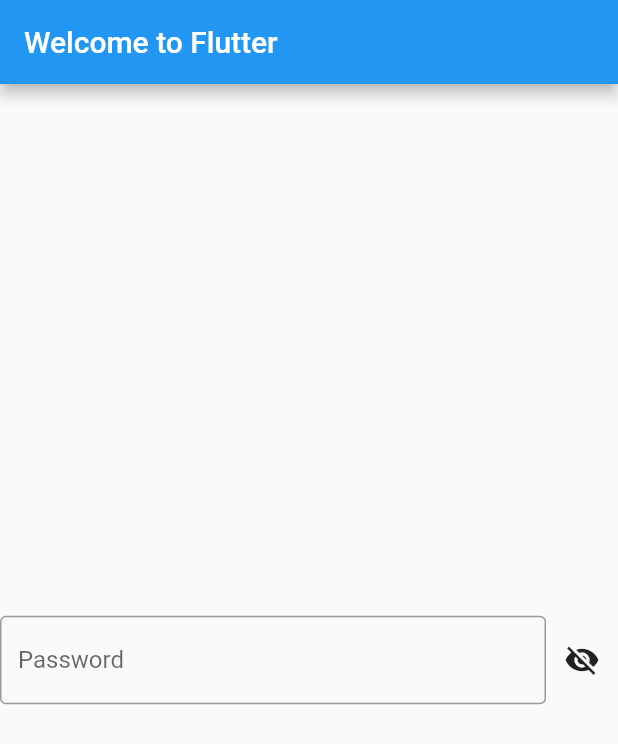
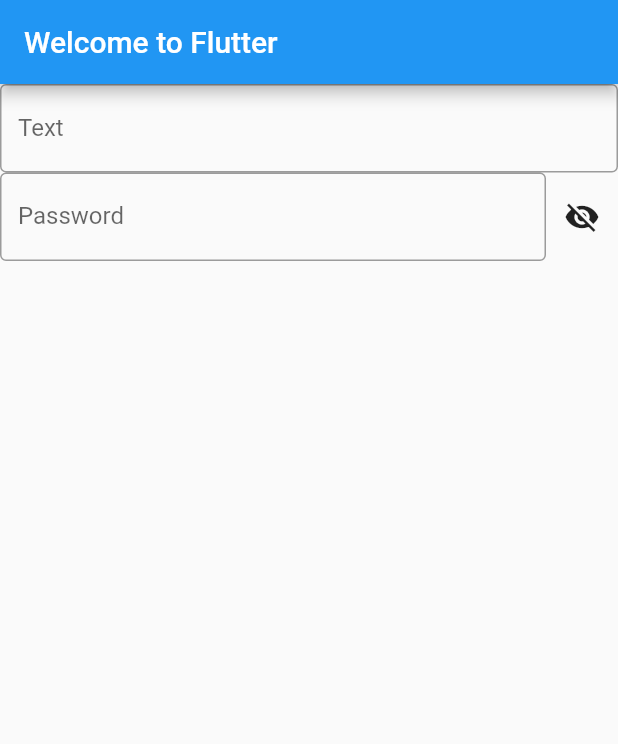
Before and after one commit to FedericoPR/statefulv3, a Flutter app: the screen it shows after launch, on a phone screen of 412 x 824 dp. Shown: the top 744 px of the screen. Run offline on Flutter 3.47's test engine with Material 2 defaults, Android fonts, the phone set to English and light mode, and no system bars.

Commit message:
texto y contrasenia

```diff
--- a/lib/formulario.dart
+++ b/lib/formulario.dart
@@ -18,7 +18,7 @@ class FormularioState extends State<Formulario>  {
 }
 */
 
-class Formulario extends StatefulWidget{
+class Formulario_login extends StatefulWidget{
   @override
   PasswordState createState() {
     print(" Create de Formulario");
@@ -26,7 +26,7 @@ class Formulario extends StatefulWidget{
   }
 }
 
-class PasswordState extends State<Formulario>  {
+class PasswordState extends State<Formulario_login>  {
 
   bool _mostrar=false;
   doclick(){
@@ -38,10 +38,27 @@ class PasswordState extends State<Formulario>  {
   @override
   Widget build(BuildContext context) {
     return
+      Column(
+        children: [
+          Row(
+            children: [
+
+              Expanded(child:
+              TextField(
+                obscureText: !_mostrar,
+                decoration: InputDecoration(
+                  border: OutlineInputBorder(),
+                  labelText: 'Text',
+                ),
+              )
+                ,
+              )
+            ],
+          ),
+
           Row(
             children: [
               Expanded(child:
-
               TextField(
                 obscureText: !_mostrar,
                 decoration: InputDecoration(
@@ -49,6 +66,7 @@ class PasswordState extends State<Formulario>  {
                   labelText: 'Password',
                 ),
               )
+                ,
               ),
               //--------------------------
               if(_mostrar)
@@ -65,6 +83,9 @@ class PasswordState extends State<Formulario>  {
                     })
             ],
           )
+
+        ],
+      )
         ;
   }
 }
--- a/lib/main.dart
+++ b/lib/main.dart
@@ -12,7 +12,7 @@ class MyApp extends StatelessWidget {
           title: Text('Welcome to Flutter'),
         ),
         body: Center(
-          child: Formulario(),
+          child: Formulario_login(),
         ),
       ),
     );
```
Lines whose indentation alone changed are shown as unchanged.
